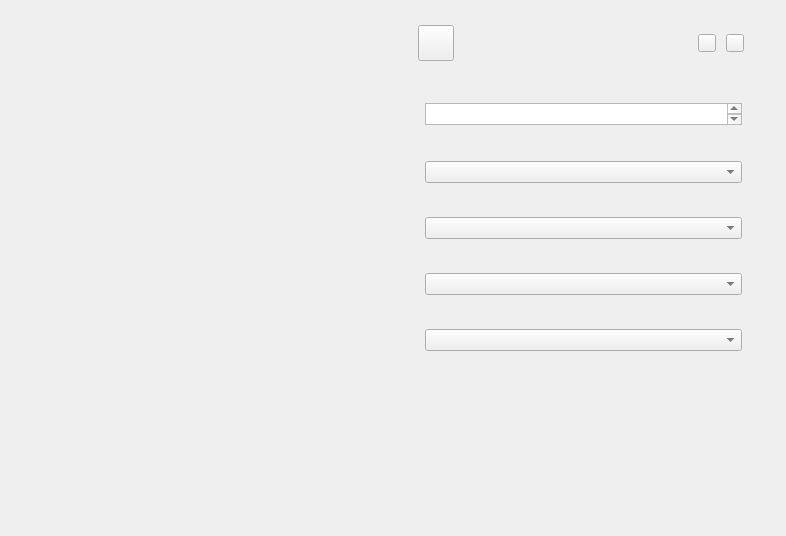
Before: the Qt Designer form Group-Video/OpenVideoCall-Windows/avdevice.ui in AgoraIO/Basic-Video-Call, drawn with Qt 5.
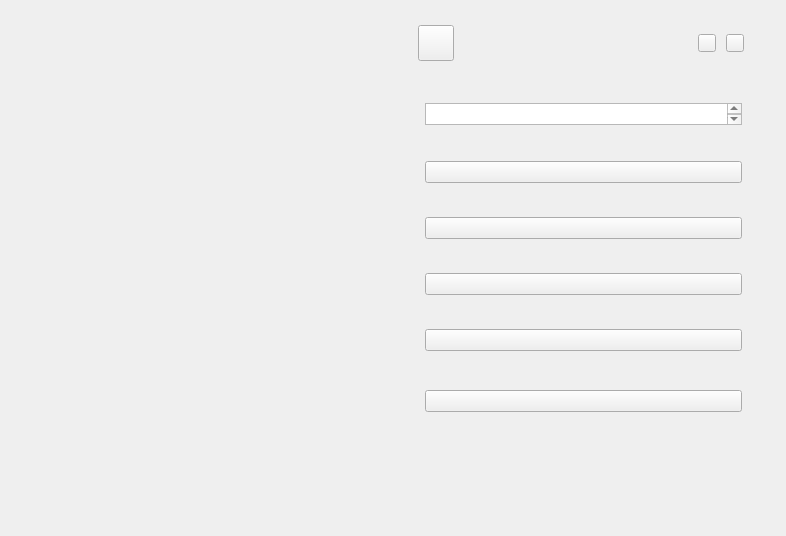
After: the same form once the commit is applied. Icons and pictures are not drawn.

Diff of the .ui file:
```diff
--- a/Group-Video/OpenVideoCall-Windows/avdevice.ui
+++ b/Group-Video/OpenVideoCall-Windows/avdevice.ui
@@ -110,11 +110,71 @@
       <height>22</height>
      </rect>
     </property>
+    <property name="font">
+     <font>
+      <family>微软雅黑</family>
+      <pointsize>-1</pointsize>
+      <weight>50</weight>
+      <bold>false</bold>
+     </font>
+    </property>
     <property name="styleSheet">
-     <string notr="true">font-size:14px;
-font-family:HelveticaNeue;
-color:rgba(51,51,51,1);
-line-height:18px;</string>
+     <string notr="true">QComboBox {
+font-family: &quot;微软雅黑&quot;; 
+font-size: 13px; 
+padding: 3px 0x 3px 5px;
+border-image: url(:/uiresource/box-01.png);
+}
+
+QComboBox:hover {
+font-family: &quot;微软雅黑&quot;; 
+font-size: 13px; 
+padding: 3px 0x 3px 5px;
+border-image: url(:/uiresource/box-01.png);
+}
+
+QComboBox:pressed {
+font-family: &quot;微软雅黑&quot;; 
+font-size: 13px; 
+padding: 3px 0x 3px 5px;
+border-image: url(:/uiresource/box-01.png);
+}
+
+QComboBox::drop-down {
+subcontrol-origin: padding; 
+subcontrol-position: top right; width: 30 px; 
+border: 0px;
+}
+
+QComboBox::down-arrow::!on {
+image: url(:/uiresource/dropdow-01.png);
+}
+QComboBox::down-arrow::hover {
+image: url(:/uiresource/dropdown-02.png);
+}
+QComboBox::down-arrow::on {
+image: url(:/uiresource/dropdown-03.png);
+}
+
+QListView {
+font-family: &quot;微软雅黑&quot;; 
+font-size: 13px; 
+outline: 0px;
+background-image: url(:/uiresource/list.png);
+border-image: url(:/uiresource/list.png);
+image: url(:/uiresource/list.png);
+}
+
+QListView::item {
+padding: 3px 0x 3px 5px; 
+border-width: 0px;
+}
+
+QListView::item:selected {
+background-color: rgb(74, 144, 226);
+}
+
+</string>
     </property>
    </widget>
    <widget class="QTextEdit" name="text_name">
@@ -147,10 +207,62 @@
      </rect>
     </property>
     <property name="styleSheet">
-     <string notr="true">font-size:14px;
-font-family:HelveticaNeue;
-color:rgba(51,51,51,1);
-line-height:18px;</string>
+     <string notr="true">QComboBox {
+font-family: &quot;微软雅黑&quot;; 
+font-size: 13px; 
+padding: 3px 0x 3px 5px;
+border-image: url(:/uiresource/box-01.png);
+}
+
+QComboBox:hover {
+font-family: &quot;微软雅黑&quot;; 
+font-size: 13px; 
+padding: 3px 0x 3px 5px;
+border-image: url(:/uiresource/box-01.png);
+}
+
+QComboBox:pressed {
+font-family: &quot;微软雅黑&quot;; 
+font-size: 13px; 
+padding: 3px 0x 3px 5px;
+border-image: url(:/uiresource/box-01.png);
+}
+
+QComboBox::drop-down {
+subcontrol-origin: padding; 
+subcontrol-position: top right; width: 30 px; 
+border: 0px;
+}
+
+QComboBox::down-arrow::!on {
+image: url(:/uiresource/dropdow-01.png);
+}
+QComboBox::down-arrow::hover {
+image: url(:/uiresource/dropdown-02.png);
+}
+QComboBox::down-arrow::on {
+image: url(:/uiresource/dropdown-03.png);
+}
+
+QListView {
+font-family: &quot;微软雅黑&quot;; 
+font-size: 13px; 
+outline: 0px;
+background-image: url(:/uiresource/list.png);
+border-image: url(:/uiresource/list.png);
+image: url(:/uiresource/list.png);
+}
+
+QListView::item {
+padding: 3px 0x 3px 5px; 
+border-width: 0px;
+}
+
+QListView::item:selected {
+background-color: rgb(74, 144, 226);
+}
+
+</string>
     </property>
    </widget>
    <widget class="QComboBox" name="cb_video">
@@ -163,10 +275,62 @@
      </rect>
     </property>
     <property name="styleSheet">
-     <string notr="true">font-size:14px;
-font-family:HelveticaNeue;
-color:rgba(51,51,51,1);
-line-height:18px;</string>
+     <string notr="true">QComboBox {
+font-family: &quot;微软雅黑&quot;; 
+font-size: 13px; 
+padding: 3px 0x 3px 5px;
+border-image: url(:/uiresource/box-01.png);
+}
+
+QComboBox:hover {
+font-family: &quot;微软雅黑&quot;; 
+font-size: 13px; 
+padding: 3px 0x 3px 5px;
+border-image: url(:/uiresource/box-01.png);
+}
+
+QComboBox:pressed {
+font-family: &quot;微软雅黑&quot;; 
+font-size: 13px; 
+padding: 3px 0x 3px 5px;
+border-image: url(:/uiresource/box-01.png);
+}
+
+QComboBox::drop-down {
+subcontrol-origin: padding; 
+subcontrol-position: top right; width: 30 px; 
+border: 0px;
+}
+
+QComboBox::down-arrow::!on {
+image: url(:/uiresource/dropdow-01.png);
+}
+QComboBox::down-arrow::hover {
+image: url(:/uiresource/dropdown-02.png);
+}
+QComboBox::down-arrow::on {
+image: url(:/uiresource/dropdown-03.png);
+}
+
+QListView {
+font-family: &quot;微软雅黑&quot;; 
+font-size: 13px; 
+outline: 0px;
+background-image: url(:/uiresource/list.png);
+border-image: url(:/uiresource/list.png);
+image: url(:/uiresource/list.png);
+}
+
+QListView::item {
+padding: 3px 0x 3px 5px; 
+border-width: 0px;
+}
+
+QListView::item:selected {
+background-color: rgb(74, 144, 226);
+}
+
+</string>
     </property>
    </widget>
    <widget class="QComboBox" name="cb_speaker">
@@ -179,17 +343,69 @@
      </rect>
     </property>
     <property name="styleSheet">
-     <string notr="true">font-size:14px;
-font-family:HelveticaNeue;
-color:rgba(51,51,51,1);
-line-height:18px;</string>
+     <string notr="true">QComboBox {
+font-family: &quot;微软雅黑&quot;; 
+font-size: 13px; 
+padding: 3px 0x 3px 5px;
+border-image: url(:/uiresource/box-01.png);
+}
+
+QComboBox:hover {
+font-family: &quot;微软雅黑&quot;; 
+font-size: 13px; 
+padding: 3px 0x 3px 5px;
+border-image: url(:/uiresource/box-01.png);
+}
+
+QComboBox:pressed {
+font-family: &quot;微软雅黑&quot;; 
+font-size: 13px; 
+padding: 3px 0x 3px 5px;
+border-image: url(:/uiresource/box-01.png);
+}
+
+QComboBox::drop-down {
+subcontrol-origin: padding; 
+subcontrol-position: top right; width: 30 px; 
+border: 0px;
+}
+
+QComboBox::down-arrow::!on {
+image: url(:/uiresource/dropdow-01.png);
+}
+QComboBox::down-arrow::hover {
+image: url(:/uiresource/dropdown-02.png);
+}
+QComboBox::down-arrow::on {
+image: url(:/uiresource/dropdown-03.png);
+}
+
+QListView {
+font-family: &quot;微软雅黑&quot;; 
+font-size: 13px; 
+outline: 0px;
+background-image: url(:/uiresource/list.png);
+border-image: url(:/uiresource/list.png);
+image: url(:/uiresource/list.png);
+}
+
+QListView::item {
+padding: 3px 0x 3px 5px; 
+border-width: 0px;
+}
+
+QListView::item:selected {
+background-color: rgb(74, 144, 226);
+}
+
+</string>
     </property>
    </widget>
    <widget class="QPushButton" name="btn_audio">
     <property name="geometry">
      <rect>
-      <x>474</x>
-      <y>372</y>
+      <x>477</x>
+      <y>429</y>
       <width>50</width>
       <height>30</height>
      </rect>
@@ -210,7 +426,7 @@
     <property name="geometry">
      <rect>
       <x>684</x>
-      <y>372</y>
+      <y>429</y>
       <width>50</width>
       <height>30</height>
      </rect>
@@ -256,6 +472,74 @@
      <string/>
     </property>
    </widget>
+   <widget class="QComboBox" name="cb_log">
+    <property name="geometry">
+     <rect>
+      <x>425</x>
+      <y>390</y>
+      <width>317</width>
+      <height>22</height>
+     </rect>
+    </property>
+    <property name="styleSheet">
+     <string notr="true">QComboBox {
+font-family: &quot;微软雅黑&quot;; 
+font-size: 13px; 
+padding: 3px 0x 3px 5px;
+border-image: url(:/uiresource/box-01.png);
+}
+
+QComboBox:hover {
+font-family: &quot;微软雅黑&quot;; 
+font-size: 13px; 
+padding: 3px 0x 3px 5px;
+border-image: url(:/uiresource/box-01.png);
+}
+
+QComboBox:pressed {
+font-family: &quot;微软雅黑&quot;; 
+font-size: 13px; 
+padding: 3px 0x 3px 5px;
+border-image: url(:/uiresource/box-01.png);
+}
+
+QComboBox::drop-down {
+subcontrol-origin: padding; 
+subcontrol-position: top right; width: 30 px; 
+border: 0px;
+}
+
+QComboBox::down-arrow::!on {
+image: url(:/uiresource/dropdow-01.png);
+}
+QComboBox::down-arrow::hover {
+image: url(:/uiresource/dropdown-02.png);
+}
+QComboBox::down-arrow::on {
+image: url(:/uiresource/dropdown-03.png);
+}
+
+QListView {
+font-family: &quot;微软雅黑&quot;; 
+font-size: 13px; 
+outline: 0px;
+background-image: url(:/uiresource/list.png);
+border-image: url(:/uiresource/list.png);
+image: url(:/uiresource/list.png);
+}
+
+QListView::item {
+padding: 3px 0x 3px 5px; 
+border-width: 0px;
+}
+
+QListView::item:selected {
+background-color: rgb(74, 144, 226);
+}
+
+</string>
+    </property>
+   </widget>
   </widget>
  </widget>
  <resources/>
```
Left out of the diff: 6 changed lines with no effect on the pictures.
